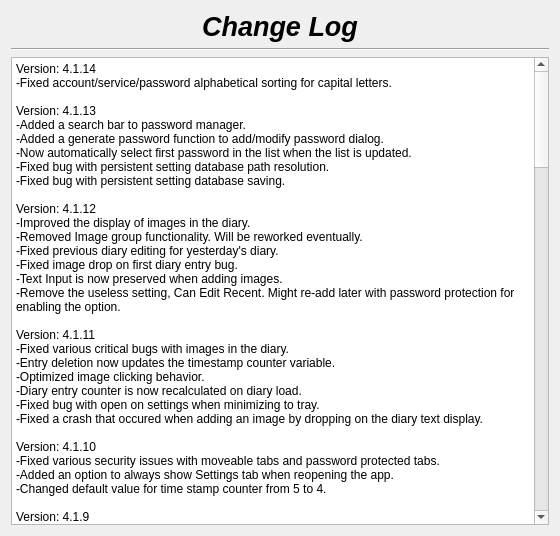
therealMaPMaKeR/MMDiary, file changelog.ui: the form before one commit.
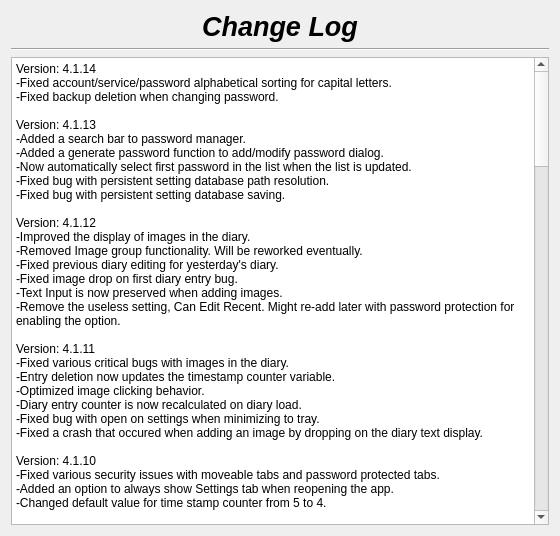
The form after the commit.

Commit message:
userdb backup handling
changes to handle users database backup deletion on password change.

What changed in the file:
```diff
--- a/changelog.ui
+++ b/changelog.ui
@@ -57,6 +57,7 @@
 &lt;/style&gt;&lt;/head&gt;&lt;body style=&quot; font-family:'Segoe UI'; font-size:9pt; font-weight:400; font-style:normal;&quot;&gt;
 &lt;p style=&quot; margin-top:0px; margin-bottom:0px; margin-left:0px; margin-right:0px; -qt-block-indent:0; text-indent:0px;&quot;&gt;Version: 4.1.14&lt;/p&gt;
 &lt;p style=&quot; margin-top:0px; margin-bottom:0px; margin-left:0px; margin-right:0px; -qt-block-indent:0; text-indent:0px;&quot;&gt;-Fixed account/service/password alphabetical sorting for capital letters.&lt;/p&gt;
+&lt;p style=&quot; margin-top:0px; margin-bottom:0px; margin-left:0px; margin-right:0px; -qt-block-indent:0; text-indent:0px;&quot;&gt;-Fixed backup deletion when changing password.&lt;/p&gt;
 &lt;p style=&quot;-qt-paragraph-type:empty; margin-top:0px; margin-bottom:0px; margin-left:0px; margin-right:0px; -qt-block-indent:0; text-indent:0px;&quot;&gt;&lt;br /&gt;&lt;/p&gt;
 &lt;p style=&quot; margin-top:0px; margin-bottom:0px; margin-left:0px; margin-right:0px; -qt-block-indent:0; text-indent:0px;&quot;&gt;Version: 4.1.13&lt;br /&gt;-Added a search bar to password manager.&lt;br /&gt;-Added a generate password function to add/modify password dialog.&lt;/p&gt;
 &lt;p style=&quot; margin-top:0px; margin-bottom:0px; margin-left:0px; margin-right:0px; -qt-block-indent:0; text-indent:0px;&quot;&gt;-Now automatically select first password in the list when the list is updated.&lt;/p&gt;
```
The commit also changes 7 other files.
